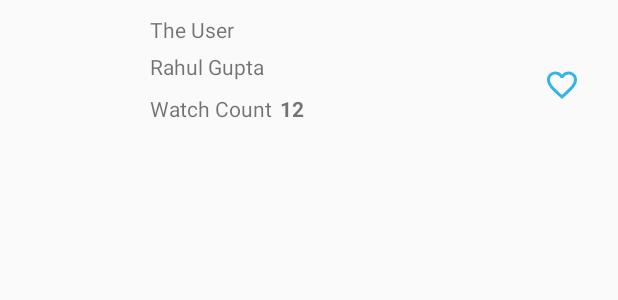
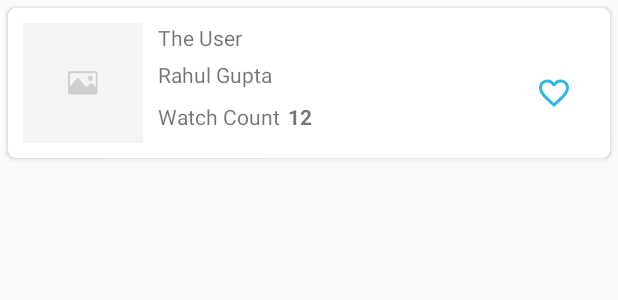
Before and after one commit to grahul2019/githubclient_assignment, an Android app: the layout item_repository.xml on its own in the app's theme, with its tools: preview values and no code run, on a phone screen of 412 x 824 dp. Shown: the top 300 px of the screen. Run offline under Robolectric (Android 15) with nearby library versions, the phone set to English and light mode, and no system bars.

Commit message:
Added Loader

```diff
--- a/app/src/main/java/com/example/githubassignment/ui/home/viewmodels/HomeViewModel.kt
+++ b/app/src/main/java/com/example/githubassignment/ui/home/viewmodels/HomeViewModel.kt
@@ -12,7 +12,7 @@ class HomeViewModel : BaseViewModel() {
 
     private val githubRepo by lazy { GitHubAppRepo() }
 
-    private val _searchTerm by lazy { MutableLiveData<String>() }
+    val _searchTerm by lazy { MutableLiveData<String>() }
 
     private val _repos by lazy { MutableLiveData<List<DBRepository>>() }
     val repos: LiveData<List<DBRepository>> by lazy { _repos }
--- /dev/null
+++ b/app/src/main/res/drawable/ic_image_placeholder.xml
@@ -0,0 +1,16 @@
+<vector xmlns:android="http://schemas.android.com/apk/res/android"
+    android:width="320dp"
+    android:height="320dp"
+    android:viewportWidth="320"
+    android:viewportHeight="320">
+    <path
+        android:pathData="M5,0L315,0A5,5 0,0 1,320 5L320,315A5,5 0,0 1,315 320L5,320A5,5 0,0 1,0 315L0,5A5,5 0,0 1,5 0z"
+        android:fillColor="#F4F4F4"/>
+    <group>
+        <clip-path
+            android:pathData="M120,120h79.199v79.199h-79.199z"/>
+        <path
+            android:pathData="M194.17,128.8H125.029C122.252,128.8 120,131.051 120,133.828V185.371C120,188.148 122.252,190.399 125.029,190.399H194.17C196.947,190.399 199.199,188.148 199.199,185.371V133.828C199.199,131.051 196.948,128.8 194.17,128.8ZM194.17,133.828V170.399L184.26,161.39C182.771,160.036 180.48,160.09 179.057,161.514L169.028,171.542L149.252,147.921C147.757,146.136 145.019,146.118 143.502,147.882L125.029,169.351V133.828H194.17ZM172.799,147.028C172.799,143.209 175.894,140.114 179.713,140.114C183.533,140.114 186.628,143.209 186.628,147.028C186.628,150.847 183.533,153.942 179.713,153.942C175.894,153.943 172.799,150.847 172.799,147.028Z"
+            android:fillColor="#D0D0D0"/>
+    </group>
+</vector>
--- a/app/src/main/res/layout/item_repository.xml
+++ b/app/src/main/res/layout/item_repository.xml
@@ -1,13 +1,18 @@
 <?xml version="1.0" encoding="utf-8"?>
-<androidx.constraintlayout.widget.ConstraintLayout xmlns:android="http://schemas.android.com/apk/res/android"
+<androidx.cardview.widget.CardView xmlns:android="http://schemas.android.com/apk/res/android"
     xmlns:app="http://schemas.android.com/apk/res-auto"
     xmlns:tools="http://schemas.android.com/tools"
     android:id="@+id/clRoot"
     android:layout_width="match_parent"
     android:layout_height="wrap_content"
     android:background="?selectableItemBackground"
-    android:padding="10dp">
+    app:contentPadding="10dp"
+    app:cardCornerRadius="5dp"
+    android:layout_margin="5dp">
 
+   <androidx.constraintlayout.widget.ConstraintLayout
+       android:layout_width="match_parent"
+       android:layout_height="wrap_content">
        <androidx.appcompat.widget.AppCompatImageView
            android:id="@+id/ivProfileImage"
            android:layout_width="80dp"
@@ -15,7 +20,7 @@
            app:layout_constraintBottom_toBottomOf="parent"
            app:layout_constraintStart_toStartOf="parent"
            app:layout_constraintTop_toTopOf="parent"
-        />
+           app:srcCompat="@drawable/ic_image_placeholder"/>
 
        <androidx.appcompat.widget.AppCompatTextView
            android:id="@+id/tvNameContent"
@@ -78,5 +83,6 @@
            app:layout_constraintEnd_toEndOf="parent"
            app:layout_constraintTop_toBottomOf="@id/tvNameContent"
            app:srcCompat="@drawable/ic_unfavorite" />
+   </androidx.constraintlayout.widget.ConstraintLayout>
 
-</androidx.constraintlayout.widget.ConstraintLayout>
+</androidx.cardview.widget.CardView>
```
Also changed, not shown: app/src/main/java/com/example/githubassignment/ui/home/activity/HomeActivity.kt (+14 -2 lines), app/src/main/java/com/example/githubassignment/ui/home/activity/RepositoriesAdapter.kt (+7 -1 lines), app/src/main/java/com/example/githubassignment/utils/ViewExtentions.kt (+20 -0 lines), app/src/main/res/drawable/ic_image_error_placeholder.xml (added, +15 -0 lines), app/src/main/res/layout/activity_main.xml (+10 -0 lines). Lines whose indentation alone changed are shown as unchanged.
